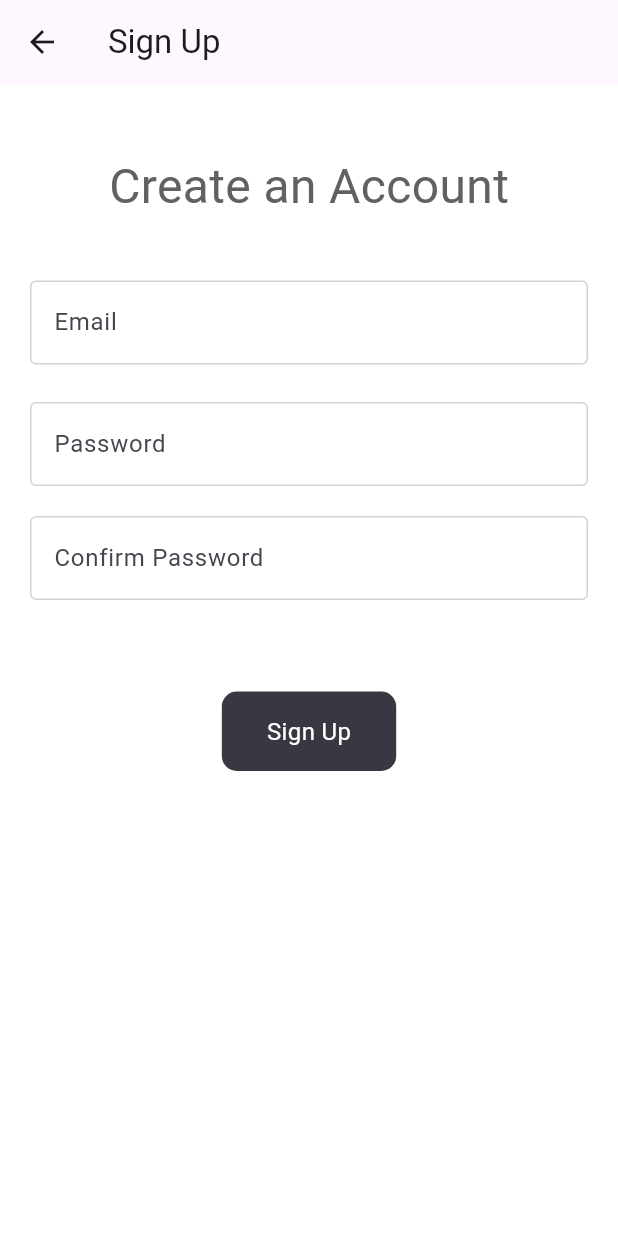
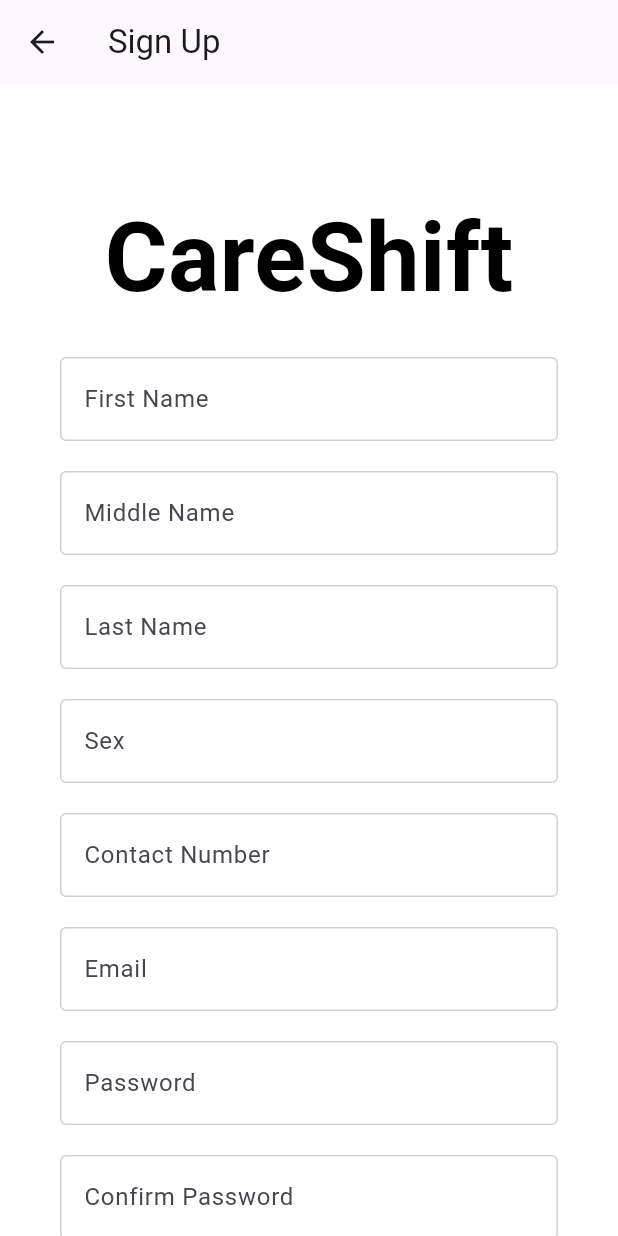
Before and after one commit to russgards03/careshift_mobile, a Flutter app: the RegisterPage screen opened directly, on a phone screen of 412 x 824 dp. Run offline on Flutter 3.47's test engine with Material 3 defaults, Android fonts, the phone set to English and light mode, and no system bars; our stand-ins replace shared_preferences; accounts and stored records are empty; network calls fail.

Commit message:
Add files via upload

```diff
--- a/lib/register.dart
+++ b/lib/register.dart
@@ -11,15 +11,39 @@ class RegisterPage extends StatefulWidget {
 }
 
 class _RegisterPageState extends State<RegisterPage> {
-  TextEditingController emailController = TextEditingController();
-  TextEditingController passwordController = TextEditingController();
-  TextEditingController cpasswordController = TextEditingController();
+  final TextEditingController emailController = TextEditingController();
+  final TextEditingController passwordController = TextEditingController();
+  final TextEditingController cpasswordController = TextEditingController();
+  final TextEditingController firstNameController = TextEditingController();
+  final TextEditingController middleNameController = TextEditingController();
+  final TextEditingController lastNameController = TextEditingController();
+  final TextEditingController sexController = TextEditingController();
+  final TextEditingController contactController = TextEditingController();
+  final TextEditingController positionController = TextEditingController();
+  final TextEditingController departmentController = TextEditingController();
+
   String errorMessage = '';
 
   Future<void> _signup() async {
   final String nurse_email = emailController.text.trim();
   final String nurse_password = passwordController.text.trim();
   final String nurse_cpassword = cpasswordController.text.trim();
+  final String nurse_fname = firstNameController.text.trim();
+  final String nurse_mname = middleNameController.text.trim();
+  final String nurse_lname = lastNameController.text.trim();
+  final String nurse_sex = sexController.text.trim();
+  final String nurse_contact = contactController.text.trim();
+  final String nurse_position = positionController.text.trim();
+  final String nurse_department = departmentController.text.trim();
+
+  if (nurse_email.isEmpty || nurse_password.isEmpty || nurse_cpassword.isEmpty ||
+      nurse_fname.isEmpty || nurse_lname.isEmpty || nurse_sex.isEmpty ||
+      nurse_contact.isEmpty || nurse_position.isEmpty || nurse_department.isEmpty) {
+    setState(() {
+      errorMessage = 'Please fill in all fields!';
+    });
+    return;
+  }
 
   if (nurse_password != nurse_cpassword) {
     setState(() {
@@ -28,22 +52,33 @@ class _RegisterPageState extends State<RegisterPage> {
     return;
   }
 
-    // Your API endpoint for registration
   const String apiUrl = 'https://russgarde03.helioho.st/serve/nurse/create.php';
 
   try {
     final response = await http.post(
       Uri.parse(apiUrl),
-        body: jsonEncode({'nurse_email': nurse_email, 'nurse_password': nurse_password}),
+      body: jsonEncode({
+        'nurse_email': nurse_email,
+        'nurse_password': nurse_password,
+        'nurse_fname': nurse_fname,
+        'nurse_mname': nurse_mname,
+        'nurse_lname': nurse_lname,
+        'nurse_sex': nurse_sex,
+        'nurse_contact': nurse_contact,
+        'nurse_position': nurse_position,
+        'nurse_department': nurse_department,
+      }),
       headers: {'Content-Type': 'application/json'},
     );
 
+    // Log response for debugging
+    print('Response status: ${response.statusCode}');
+    print('Response body: ${response.body}');
+
     if (response.statusCode == 201) {
-        // Successful registration
       final responseData = jsonDecode(response.body);
       final bool success = responseData['message'] == "Account was created.";
 
-        // Store registration status in shared preferences
       SharedPreferences prefs = await SharedPreferences.getInstance();
       await prefs.setBool('registered', success);
 
@@ -51,22 +86,24 @@ class _RegisterPageState extends State<RegisterPage> {
         _navigateToLogin();
       } else {
         setState(() {
-            errorMessage = 'Failed to register.';
+          errorMessage = 'Failed to register. Please try again.';
         });
       }
+    } else if (response.statusCode == 400) {
+      final responseData = jsonDecode(response.body);
+      setState(() {
+        errorMessage = responseData['message']; // Display specific error message from server
+      });
     } else if (response.statusCode == 503) {
-        // Email already exists
       setState(() {
         errorMessage = 'Email already exists!';
       });
     } else {
-        // Handle other errors
       setState(() {
-          errorMessage = 'Please Fill in the Required Fields!';
+        errorMessage = 'An unexpected error occurred. Please try again.';
       });
     }
   } catch (e) {
-      // Handle network errors
     setState(() {
       errorMessage = 'Error: $e';
     });
@@ -91,103 +128,9 @@ class _RegisterPageState extends State<RegisterPage> {
             child: Column(
               mainAxisAlignment: MainAxisAlignment.center,
               children: [
-                const SizedBox(height: 25),
-
-                Text(
-                  'Create an Account',
-                  style: TextStyle(
-                    color: Colors.grey[700],
-                    fontSize: 32,
-                  ),
-                ),
-
-                const SizedBox(height: 40),
-
-                Column(
-                  mainAxisAlignment: MainAxisAlignment.center,
-                  children: [
-                    TextField(
-                      cursorColor: Colors.black,
-                      controller: emailController,
-                      decoration: const InputDecoration(
-                        enabledBorder: OutlineInputBorder(
-                          borderSide: BorderSide(color: Color.fromARGB(255, 212, 208, 208)),
-                        ),
-                        focusedBorder: OutlineInputBorder(
-                          borderSide: BorderSide(color: Color.fromARGB(255, 0, 0, 0)),
-                        ),
-                        fillColor: Colors.white,
-                        filled: true,
-                        hintText: 'Email',
-                      ),
-                    ),
-
-                    const SizedBox(height: 25),
-
-                    TextField(
-                      cursorColor: Colors.black,
-                      controller: passwordController,
-                      decoration: const InputDecoration(
-                        enabledBorder: OutlineInputBorder(
-                          borderSide: BorderSide(color: Color.fromARGB(255, 212, 208, 208)),
-                        ),
-                        focusedBorder: OutlineInputBorder(
-                          borderSide: BorderSide(color: Color.fromARGB(255, 0, 0, 0)),
-                        ),
-                        fillColor: Colors.white,
-                        filled: true,
-                        hintText: 'Password',
-                      ),
-                      obscureText: true,
-                    ),
-
-                    const SizedBox(height: 20.0),
-
-                    TextField(
-                      cursorColor: Colors.black,
-                      controller: cpasswordController,
-                      decoration: const InputDecoration(
-                        enabledBorder: OutlineInputBorder(
-                          borderSide: BorderSide(color: Color.fromARGB(255, 212, 208, 208)),
-                        ),
-                        focusedBorder: OutlineInputBorder(
-                          borderSide: BorderSide(color: Color.fromARGB(255, 0, 0, 0)),
-                        ),
-                        fillColor: Colors.white,
-                        filled: true,
-                        hintText: 'Confirm Password',
-                      ),
-                      obscureText: true,
-                    ),
-
-                    const SizedBox(height: 20.0),
-
-                    Text(
-                      errorMessage,
-                      style: const TextStyle(color: Colors.red),
-                    ),
-                    const SizedBox(height: 20.0),
-
-                    GestureDetector(
-                      onTap: _signup,
-                      child: Container(
-                        padding: const EdgeInsets.symmetric(vertical: 15, horizontal: 30),
-                        decoration: BoxDecoration(
-                          color: const Color(0xFF393742),
-                          borderRadius: BorderRadius.circular(10),
-                        ),
-                        child: const Text(
-                          'Sign Up',
-                          style: TextStyle(
-                            color: Colors.white,
-                            fontSize: 16,
-                          ),
-                        ),
-                      ),
-                    ),
-                    const SizedBox(height: 60.0),
-                  ],
-                ),
+                const SizedBox(height: 50),
+                _buildTitle(),
+                _buildRegisterForm(),
               ],
             ),
           ),
@@ -195,4 +138,111 @@ class _RegisterPageState extends State<RegisterPage> {
       ),
     );
   }
+
+  Widget _buildTitle() {
+    return const Text(
+      'CareShift',
+      style: TextStyle(
+        color: Colors.black,
+        fontSize: 64,
+        fontWeight: FontWeight.bold,
+      ),
+    );
   }
+
+  Widget _buildRegisterForm() {
+    return Padding(
+      padding: const EdgeInsets.all(20.0),
+      child: Column(
+        children: [
+          TextField(
+            controller: firstNameController,
+            decoration: _inputDecoration('First Name'),
+          ),
+          const SizedBox(height: 20.0),
+          TextField(
+            controller: middleNameController,
+            decoration: _inputDecoration('Middle Name'),
+          ),
+          const SizedBox(height: 20.0),
+          TextField(
+            controller: lastNameController,
+            decoration: _inputDecoration('Last Name'),
+          ),
+          const SizedBox(height: 20.0),
+          TextField(
+            controller: sexController,
+            decoration: _inputDecoration('Sex'),
+          ),
+          const SizedBox(height: 20.0),
+          TextField(
+            controller: contactController,
+            decoration: _inputDecoration('Contact Number'),
+          ),
+          const SizedBox(height: 20.0),
+          TextField(
+            controller: emailController,
+            decoration: _inputDecoration('Email'),
+          ),
+          const SizedBox(height: 20.0),
+          TextField(
+            controller: passwordController,
+            decoration: _inputDecoration('Password'),
+            obscureText: true,
+          ),
+          const SizedBox(height: 20.0),
+          TextField(
+            controller: cpasswordController,
+            decoration: _inputDecoration('Confirm Password'),
+            obscureText: true,
+          ),
+          const SizedBox(height: 20.0),
+          TextField(
+            controller: positionController,
+            decoration: _inputDecoration('Position'),
+          ),
+          const SizedBox(height: 20.0),
+          TextField(
+            controller: departmentController,
+            decoration: _inputDecoration('Department'),
+          ),
+          const SizedBox(height: 20.0),
+          Text(errorMessage, style: const TextStyle(color: Colors.red)),
+          const SizedBox(height: 20.0),
+          _buildSignupButton(),
+        ],
+      ),
+    );
+  }
+
+  InputDecoration _inputDecoration(String hintText) {
+    return InputDecoration(
+      enabledBorder: OutlineInputBorder(
+        borderSide: BorderSide(color: const Color.fromARGB(255, 212, 208, 208)),
+      ),
+      focusedBorder: OutlineInputBorder(
+        borderSide: BorderSide(color: const Color.fromARGB(255, 0, 0, 0)),
+      ),
+      fillColor: Colors.white,
+      filled: true,
+      hintText: hintText,
+    );
+  }
+
+  Widget _buildSignupButton() {
+    return GestureDetector(
+      onTap: _signup,
+      child: Container(
+        padding: const EdgeInsets.symmetric(vertical: 15, horizontal: 30),
+        decoration: BoxDecoration(
+          color: const Color(0xFF29CE7A),
+          borderRadius: BorderRadius.circular(10),
+        ),
+        child: const Text(
+          'Sign Up',
+          style: TextStyle(color: Colors.white, fontSize: 16),
+        ),
+      ),
+    );
+  }
+}
```
Also changed, not shown: lib/home.dart (+6 -5 lines), lib/pages/profile.dart (+84 -56 lines). Lines whose indentation alone changed are shown as unchanged.
